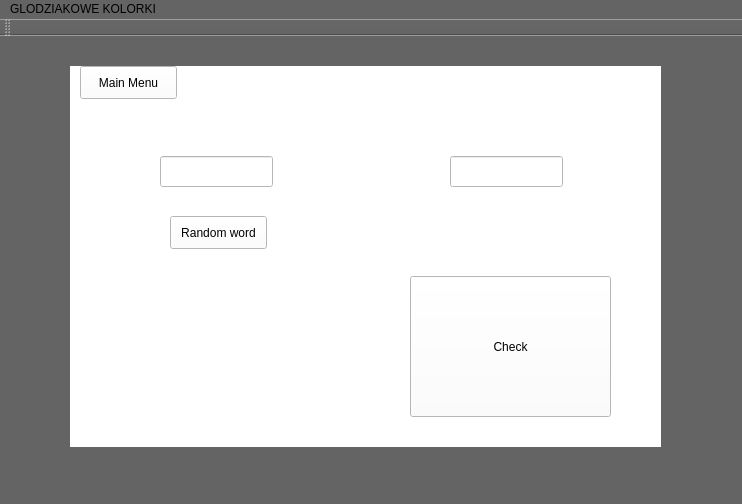
Old version of the form langapp/mainwindow.ui in the repository rafalbober/QtLanguageApp.
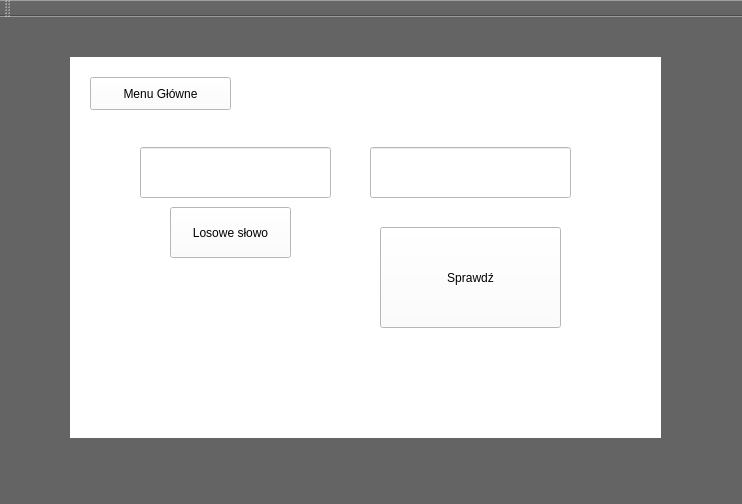
New version of the form. The open tabs and pages were chosen to show the change.

```diff
--- a/langapp/mainwindow.ui
+++ b/langapp/mainwindow.ui
@@ -112,7 +112,7 @@
     <property name="geometry">
      <rect>
       <x>70</x>
-      <y>30</y>
+      <y>40</y>
       <width>591</width>
       <height>381</height>
      </rect>
@@ -220,14 +220,14 @@
      <widget class="QPushButton" name="pbCheck">
       <property name="geometry">
        <rect>
-        <x>340</x>
-        <y>210</y>
-        <width>201</width>
-        <height>141</height>
+        <x>310</x>
+        <y>170</y>
+        <width>181</width>
+        <height>101</height>
        </rect>
       </property>
       <property name="text">
-       <string>Check</string>
+       <string>Sprawdź</string>
       </property>
      </widget>
      <widget class="QPushButton" name="pbRandom">
@@ -235,45 +235,45 @@
        <rect>
         <x>100</x>
         <y>150</y>
-        <width>97</width>
-        <height>33</height>
+        <width>121</width>
+        <height>51</height>
        </rect>
       </property>
       <property name="text">
-       <string>Random word</string>
+       <string>Losowe słowo</string>
       </property>
      </widget>
      <widget class="QLineEdit" name="ShowText">
       <property name="geometry">
        <rect>
-        <x>90</x>
+        <x>70</x>
         <y>90</y>
-        <width>113</width>
-        <height>31</height>
+        <width>191</width>
+        <height>51</height>
        </rect>
       </property>
      </widget>
      <widget class="QLineEdit" name="TypeText">
       <property name="geometry">
        <rect>
-        <x>380</x>
+        <x>300</x>
         <y>90</y>
-        <width>113</width>
-        <height>31</height>
+        <width>201</width>
+        <height>51</height>
        </rect>
       </property>
      </widget>
      <widget class="QPushButton" name="MainMenu">
       <property name="geometry">
        <rect>
-        <x>10</x>
-        <y>0</y>
-        <width>97</width>
+        <x>20</x>
+        <y>20</y>
+        <width>141</width>
         <height>33</height>
        </rect>
       </property>
       <property name="text">
-       <string>Main Menu</string>
+       <string>Menu Główne</string>
       </property>
      </widget>
      <widget class="QLabel" name="pbAnswer">
@@ -383,15 +383,9 @@
      <x>0</x>
      <y>0</y>
      <width>742</width>
-     <height>29</height>
+     <height>22</height>
     </rect>
    </property>
-   <widget class="QMenu" name="menuGLODZIAKOWE_KOLORKI">
-    <property name="title">
-     <string>GLODZIAKOWE KOLORKI</string>
-    </property>
-   </widget>
-   <addaction name="menuGLODZIAKOWE_KOLORKI"/>
   </widget>
  </widget>
  <layoutdefault spacing="6" margin="11"/>
```
Left out of the diff: 56 changed lines with no effect on the pictures.
